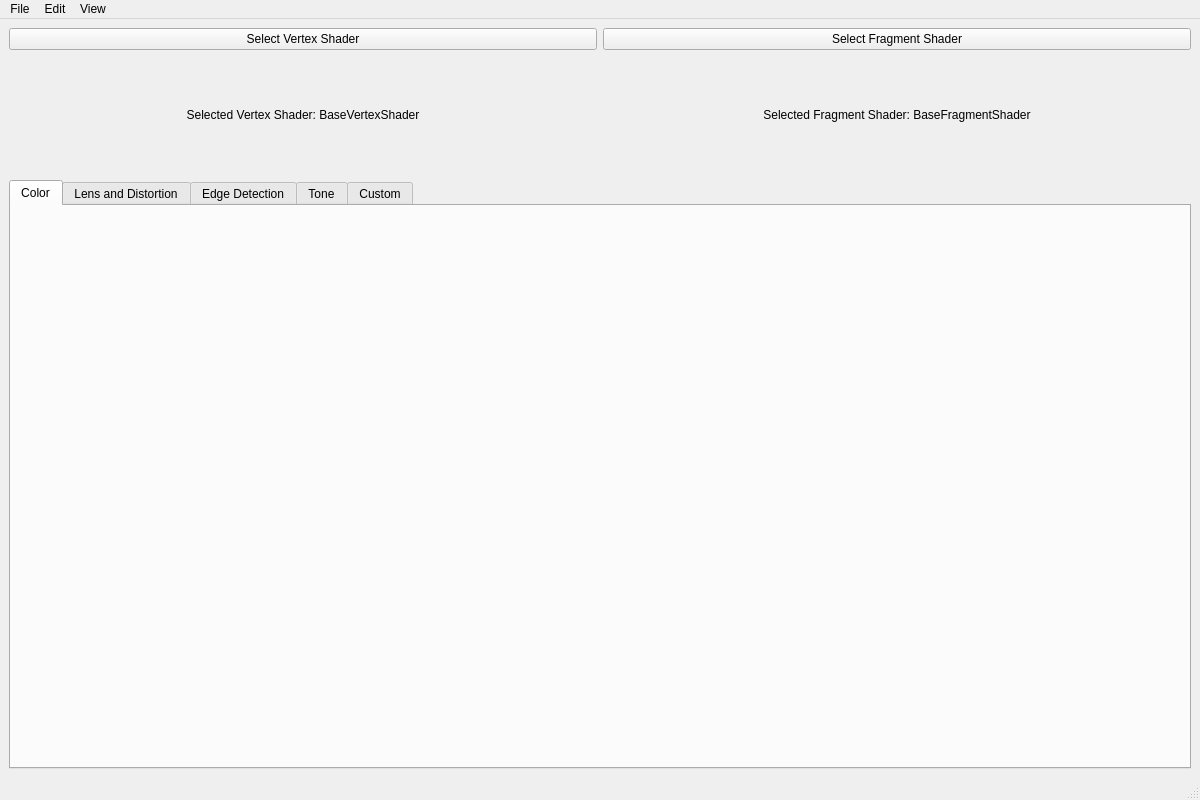
Old version of the form mainwindow.ui in the repository Elendoin/ShaderApp.
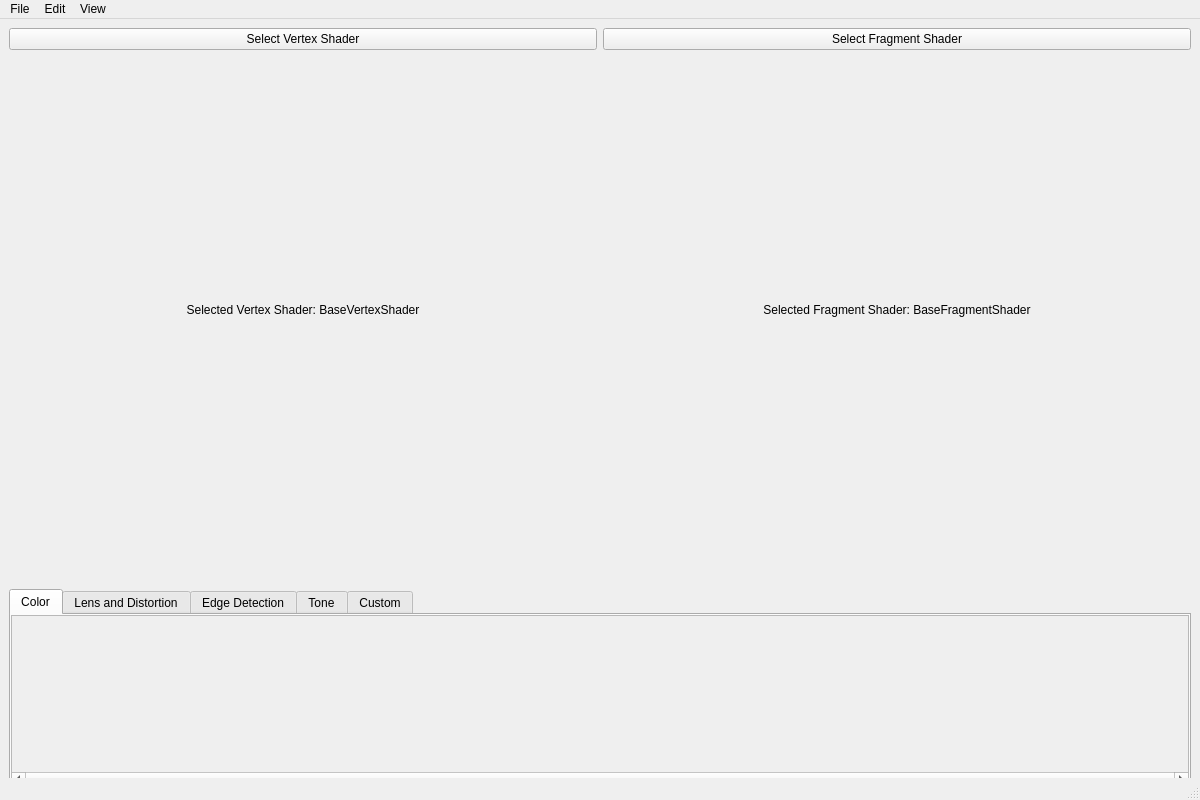
New version of the form. The open tabs and pages were chosen to show the change.

Commit message: scroll area and sample model list item

```diff
--- a/mainwindow.ui
+++ b/mainwindow.ui
@@ -72,11 +72,23 @@
     <item>
      <widget class="QTabWidget" name="tabWidget">
       <property name="sizePolicy">
-       <sizepolicy hsizetype="Minimum" vsizetype="Minimum">
+       <sizepolicy hsizetype="Minimum" vsizetype="Fixed">
         <horstretch>0</horstretch>
         <verstretch>0</verstretch>
        </sizepolicy>
       </property>
+      <property name="minimumSize">
+       <size>
+        <width>0</width>
+        <height>200</height>
+       </size>
+      </property>
+      <property name="maximumSize">
+       <size>
+        <width>16777215</width>
+        <height>160</height>
+       </size>
+      </property>
       <property name="currentIndex">
        <number>1</number>
       </property>
@@ -97,6 +109,9 @@
         <property name="spacing">
          <number>0</number>
         </property>
+        <property name="leftMargin">
+         <number>0</number>
+        </property>
         <property name="topMargin">
          <number>0</number>
         </property>
@@ -106,22 +121,63 @@
         <property name="bottomMargin">
          <number>0</number>
         </property>
-       </layout>
-      </widget>
-      <widget class="QWidget" name="lensDistortionTab">
-       <attribute name="title">
-        <string>Lens and Distortion</string>
-       </attribute>
-       <layout class="QHBoxLayout" name="horizontalLayout_4">
         <item>
-         <widget class="QLabel" name="label_2">
-          <property name="text">
-           <string>TextLabel</string>
+         <widget class="QScrollArea" name="scrollArea">
+          <property name="sizePolicy">
+           <sizepolicy hsizetype="Expanding" vsizetype="Expanding">
+            <horstretch>0</horstretch>
+            <verstretch>0</verstretch>
+           </sizepolicy>
           </property>
+          <property name="verticalScrollBarPolicy">
+           <enum>Qt::ScrollBarPolicy::ScrollBarAlwaysOff</enum>
+          </property>
+          <property name="horizontalScrollBarPolicy">
+           <enum>Qt::ScrollBarPolicy::ScrollBarAlwaysOn</enum>
+          </property>
+          <property name="widgetResizable">
+           <bool>true</bool>
+          </property>
+          <property name="alignment">
+           <set>Qt::AlignmentFlag::AlignLeading|Qt::AlignmentFlag::AlignLeft|Qt::AlignmentFlag::AlignVCenter</set>
+          </property>
+          <widget class="QWidget" name="scrollAreaWidgetContents">
+           <property name="geometry">
+            <rect>
+             <x>0</x>
+             <y>0</y>
+             <width>1176</width>
+             <height>154</height>
+            </rect>
+           </property>
+           <layout class="QHBoxLayout" name="horizontalLayout_6">
+            <property name="spacing">
+             <number>6</number>
+            </property>
+            <property name="leftMargin">
+             <number>6</number>
+            </property>
+            <property name="topMargin">
+             <number>0</number>
+            </property>
+            <property name="rightMargin">
+             <number>0</number>
+            </property>
+            <property name="bottomMargin">
+             <number>0</number>
+            </property>
+           </layout>
+          </widget>
          </widget>
         </item>
        </layout>
       </widget>
+      <widget class="QWidget" name="lensDistortionTab">
+       <attribute name="title">
+        <string>Lens and Distortion</string>
+       </attribute>
+       <layout class="QHBoxLayout" name="horizontalLayout_4"/>
+      </widget>
       <widget class="QWidget" name="edgeDetectionTab">
        <attribute name="title">
         <string>Edge Detection</string>
```
Left out of the diff: 3 changed lines with no effect on the pictures. The commit also changes 5 other files.
